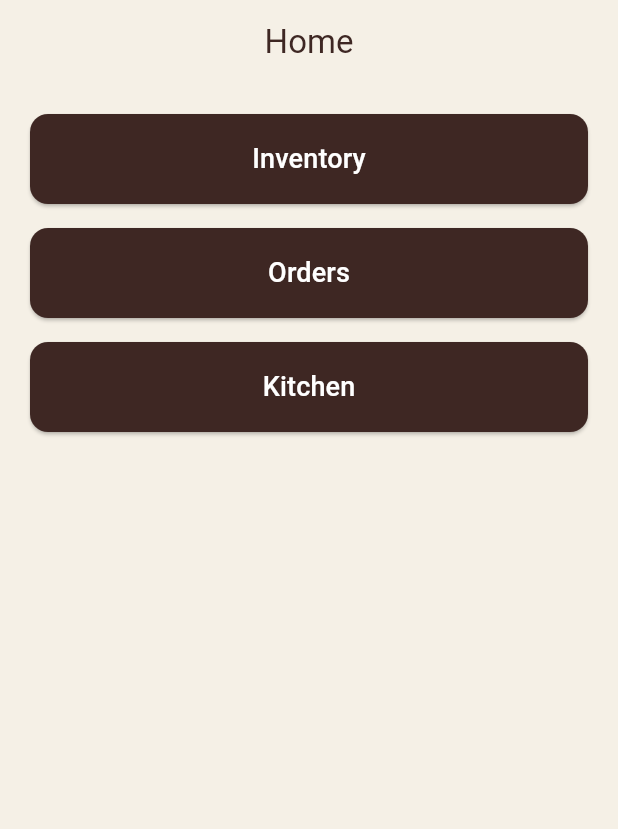
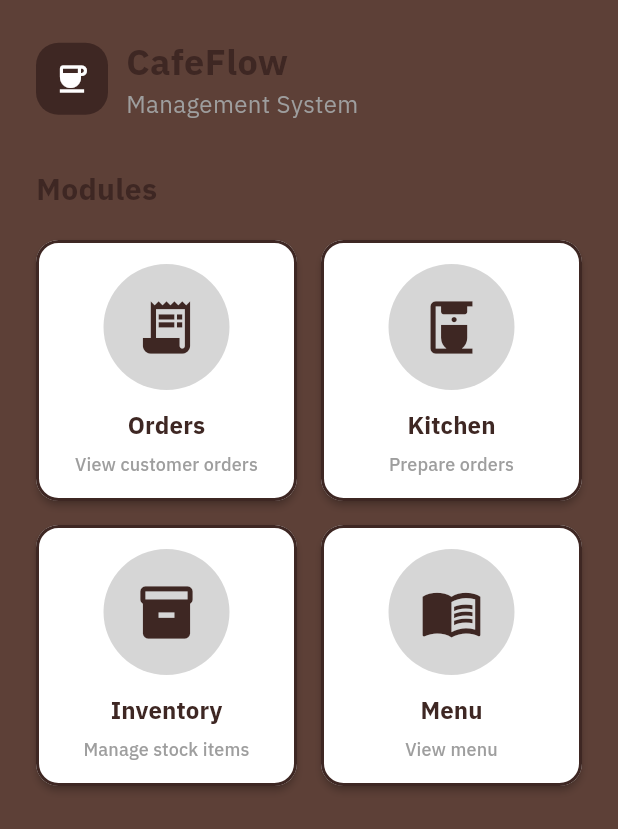
Before and after one commit to anabeatm/sistema-de-gestao-para-cafeteria, a Flutter app: the screen it shows after launch, on a phone screen of 412 x 824 dp. Shown: the top 829 px of the screen. Run offline on Flutter 3.47's test engine with Material 3 defaults, Android fonts, the phone set to English and light mode, and no system bars; our stand-ins replace go_router.

Commit message:
feat: update home page layout and navigation, add menu button

```diff
--- a/projeto_cafeteria/lib/config/routes.dart
+++ b/projeto_cafeteria/lib/config/routes.dart
@@ -5,9 +5,16 @@ class Routes {
   static String inventoryAdd = '/inventory/add';
   static String inventoryEdit = '/inventory/edit';
   static String inventoryMovement = '/inventory/movement';
+  static const inventoryStock = '/inventory/stock';
+  static const inventoryHistory = '/inventory/history';
+  static const lowStock = '/inventory/low-stock';
+  static const filteredList = '/inventory/filtered';
+  static const consumptionReport = '/inventory/report';
 
   static String orders = '/orders';
   static String newOrder = '/orders/new';
 
   static String kitchen = '/kitchen';
+
+  static String menu = '/menu';
 }
--- a/projeto_cafeteria/lib/main.dart
+++ b/projeto_cafeteria/lib/main.dart
@@ -50,9 +50,18 @@ class MyApp extends StatelessWidget {
           Routes.inventoryAdd: (context) => const InventoryAddPage(),
           Routes.inventoryEdit: (context) => const InventoryEditPage(),
           Routes.inventoryMovement: (context) => const InventoryMovementPage(),
+          // Routes.inventoryStock: (context) => const InventoryStockPage(),
+          // Routes.inventoryHistory: (context) => const InventoryHistoryPage(),
+          // Routes.lowStock: (context) => const LowStockPage(),
+          // Routes.filteredList: (context) => const FilteredListPage(),
+          // Routes.consumptionReport: (context) => const ConsumptionReportPage(),
+
           Routes.orders: (context) => const OrdersPage(),
-          Routes.newOrder: (context) => NewOrderPage(),
+          Routes.newOrder: (context) => const NewOrderPage(),
+
           Routes.kitchen: (context) => const KitchenPage(),
+
+          // Routes.menu: (context) => const MenuPage(),
         },
       ),
     );
--- a/projeto_cafeteria/lib/screens/home_page.dart
+++ b/projeto_cafeteria/lib/screens/home_page.dart
@@ -8,48 +8,155 @@ class HomePage extends StatelessWidget {
   @override
   Widget build(BuildContext context) {
     return Scaffold(
-      backgroundColor: CoffeeColors.cream,
-      appBar: AppBar(
-        backgroundColor: CoffeeColors.cream,
-        foregroundColor: CoffeeColors.coffeeBrown,
-        elevation: 0,
-        title: const Text("Home"),
-        centerTitle: true,
-      ),
+      backgroundColor: CoffeeColors.coffeeLight,
       body: Padding(
-        padding: const EdgeInsets.all(20),
+        padding: const EdgeInsets.all(24),
         child: Column(
+          crossAxisAlignment: CrossAxisAlignment.start,
           children: [
-            _buildButton(context, "Inventory", Routes.inventory),
-            const SizedBox(height: 16),
-            _buildButton(context, "Orders", Routes.orders),
-            const SizedBox(height: 16),
-            _buildButton(context, "Kitchen", Routes.kitchen),
+            Row(
+              children: [
+                Container(
+                  decoration: BoxDecoration(
+                    color: CoffeeColors.coffeeBrown,
+                    borderRadius: BorderRadius.circular(15),
+                  ),
+                  padding: const EdgeInsets.all(12),
+                  child: const Icon(Icons.coffee, color: Colors.white),
+                ),
+                const SizedBox(width: 12),
+                Column(
+                  crossAxisAlignment: CrossAxisAlignment.start,
+                  children: const [
+                    Text(
+                      "CafeFlow",
+                      style: TextStyle(
+                        fontFamily: AppFonts.mainFont,
+                        fontSize: FontSize.xg,
+                        fontWeight: FontWeight.bold,
+                      ),
+                    ),
+                    Text(
+                      "Management System",
+                      style: TextStyle(
+                        fontFamily: AppFonts.mainFont,
+                        fontSize: FontSize.md,
+                        color: Colors.grey,
+                      ),
+                    ),
+                  ],
+                ),
+              ],
+            ),
+            const SizedBox(height: 30),
+
+            const Text(
+              'Modules',
+              style: TextStyle(
+                fontFamily: AppFonts.mainFont,
+                fontSize: FontSize.g,
+                fontWeight: FontWeight.bold,
+              ),
+            ),
+
+            const SizedBox(height: 20),
+
+            Expanded(
+              child: GridView.count(
+                crossAxisCount: 2,
+                mainAxisSpacing: 16,
+                crossAxisSpacing: 16,
+                children: [
+                  _buildButton(
+                    context,
+                    icon: Icons.receipt_long,
+                    title: "Orders",
+                    description: "View customer orders",
+                    route: Routes.orders,
+                  ),
+                  _buildButton(
+                    context,
+                    icon: Icons.coffee_maker,
+                    title: "Kitchen",
+                    description: "Prepare orders",
+                    route: Routes.kitchen,
+                  ),
+                  _buildButton(
+                    context,
+                    icon: Icons.inventory_2,
+                    title: "Inventory",
+                    description: "Manage stock items",
+                    route: Routes.inventory,
+                  ),
+                  _buildButton(
+                    context,
+                    icon: Icons.menu_book,
+                    title: "Menu",
+                    description: "View menu",
+                    route: Routes.menu,
+                  ),
+                ],
+              ),
+            ),
           ],
         ),
       ),
     );
   }
 
-  Widget _buildButton(BuildContext context, String title, String route) {
-    return SizedBox(
-      width: double.infinity,
-      height: 60,
-      child: ElevatedButton(
-        style: ElevatedButton.styleFrom(
-          backgroundColor: CoffeeColors.coffeeBrown,
-          foregroundColor: Colors.white,
-          shape: RoundedRectangleBorder(
-            borderRadius: BorderRadius.circular(12),
+  Widget _buildButton(
+    BuildContext context, {
+    required IconData icon,
+    required String title,
+    required String description,
+    required String route,
+  }) {
+    return ElevatedButton(
+      onPressed: () {
+        Navigator.pushNamed(context, route);
+      },
+      style: ElevatedButton.styleFrom(
+        backgroundColor: Colors.white,
+        elevation: 2,
+        padding: const EdgeInsets.all(12),
+        shape: RoundedRectangleBorder(
+          borderRadius: BorderRadius.circular(15),
+          side: const BorderSide(color: CoffeeColors.coffeeBrown, width: 2),
+        ),
+      ),
+      child: Column(
+        mainAxisAlignment: MainAxisAlignment.center,
+        children: [
+          CircleAvatar(
+            radius: 42,
+            backgroundColor: Colors.grey[350],
+            child: Icon(icon, color: CoffeeColors.coffeeBrown, size: 42),
           ),
-        ),
-        onPressed: () {
-          Navigator.pushNamed(context, route);
-        },
-        child: Text(
-          title,
-          style: const TextStyle(fontSize: 18),
-        ),
+
+          const SizedBox(height: 12),
+
+          Text(
+            title,
+            style: const TextStyle(
+              color: CoffeeColors.coffeeBrown,
+              fontFamily: AppFonts.mainFont,
+              fontSize: FontSize.md,
+              fontWeight: FontWeight.bold,
+            ),
+          ),
+
+          const SizedBox(height: 6),
+
+          Text(
+            description,
+            textAlign: TextAlign.center,
+            style: const TextStyle(
+              fontFamily: AppFonts.mainFont,
+              fontSize: FontSize.p,
+              color: Colors.grey,
+            ),
+          ),
+        ],
       ),
     );
   }
```
